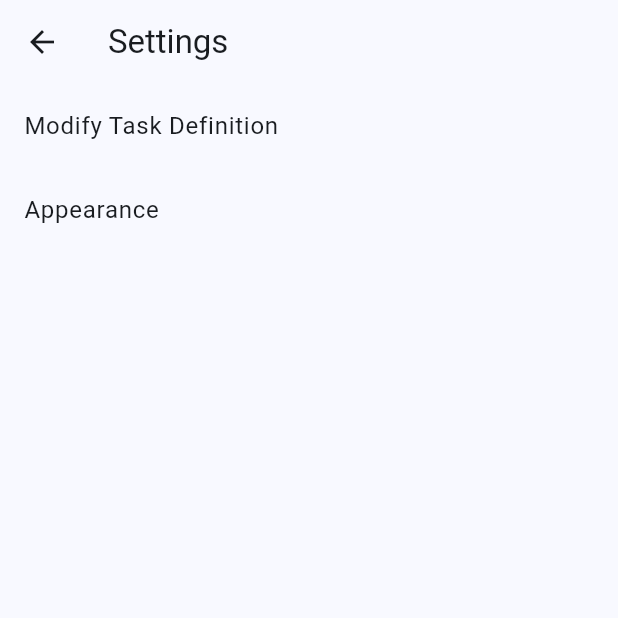
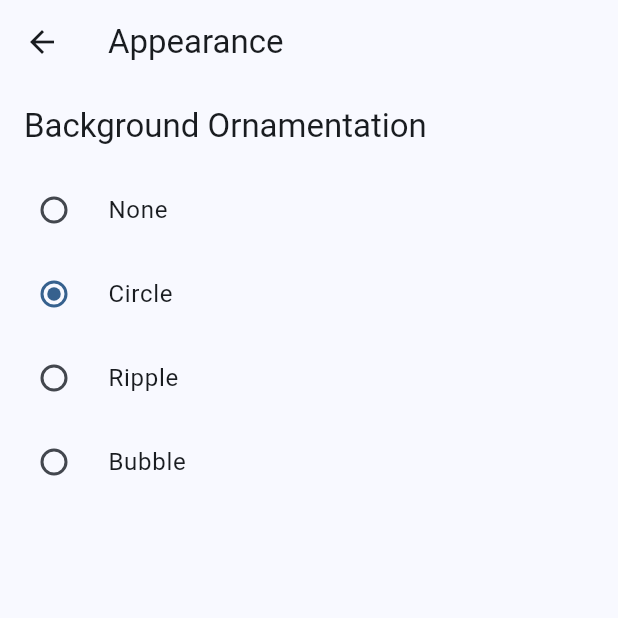
Before and after one commit to BigFlexLiu/attention, a Flutter app: the SettingsMenu screen opened directly, after a tap on "Appearance", on a phone screen of 412 x 824 dp, the top half of it. Run offline on Flutter 3.47's test engine with Material 2 defaults, Android fonts, the phone set to English and light mode, and no system bars; our stand-ins replace carousel_slider, flutter_local_notifications, freezed_annotation, shared_preferences, stop_watch_timer, table_calendar; missing offline and left inert: animated_tree_view; accounts and stored records are empty; statements that could not run were skipped.

Commit message:
Added background ornament setting and added painter types.

```diff
--- a/lib/main.dart
+++ b/lib/main.dart
@@ -130,7 +130,9 @@ class _MyHomePageState extends State<MyHomePage> {
           ],
         ),
         body: CustomPaint(
-          painter: CirclePainter(),
+          painter: CirclePainter(
+              painterTheme:
+                  Provider.of<SettingsProvider>(context).settings.painterTheme),
           child: Column(
               mainAxisAlignment: MainAxisAlignment.center,
               children: <Widget>[
--- a/lib/models/settings.dart
+++ b/lib/models/settings.dart
@@ -1,4 +1,5 @@
 import 'package:attention/models/task_definition.dart';
+import 'package:attention/theme/theme.dart';
 import 'package:freezed_annotation/freezed_annotation.dart';
 
 part 'settings.freezed.dart';
@@ -8,6 +9,7 @@ part 'settings.g.dart';
 abstract class Settings with _$Settings {
   const factory Settings({
     required TaskDefinition taskDefinition,
+    required PainterTheme painterTheme,
   }) = _Settings;
 
   factory Settings.fromJson(Map<String, dynamic> json) =>
--- a/lib/provider/settings_provider.dart
+++ b/lib/provider/settings_provider.dart
@@ -1,4 +1,5 @@
 import 'package:attention/io/settings_io.dart';
+import 'package:attention/theme/theme.dart';
 import 'package:flutter/material.dart';
 
 import '../models/settings.dart';
@@ -8,6 +9,11 @@ class SettingsProvider extends ChangeNotifier {
 
   Future<void> init() async {
     settings = await readSettings();
+  }
+
+  void setPainterTheme(PainterTheme theme) {
+    settings = settings.copyWith(painterTheme: theme);
+    saveChange();
   }
 
   void toggleDefineSteps() {
--- /dev/null
+++ b/lib/scenes/settings/appearance.dart
@@ -0,0 +1,49 @@
+import 'package:attention/theme/theme.dart';
+import 'package:flutter/material.dart';
+import 'package:provider/provider.dart';
+
+import '../../provider/settings_provider.dart';
+
+class Appearance extends StatefulWidget {
+  const Appearance({super.key});
+
+  @override
+  State<Appearance> createState() => _AppearanceState();
+}
+
+class _AppearanceState extends State<Appearance> {
+  @override
+  Widget build(BuildContext context) {
+    PainterTheme selectedValue =
+        Provider.of<SettingsProvider>(context).settings.painterTheme;
+
+    void handleRadioValueChange(PainterTheme? value) {
+      setState(() {
+        Provider.of<SettingsProvider>(context, listen: false)
+            .setPainterTheme(value ?? PainterTheme.none);
+      });
+    }
+
+    return Scaffold(
+      appBar: AppBar(
+        title: const Text("Appearance"),
+      ),
+      body: Column(
+        children: [
+          ListTile(
+            title: Text("Background Ornamentation",
+                style: Theme.of(context).textTheme.titleLarge),
+          ),
+          for (PainterTheme theme in PainterTheme.values)
+            RadioListTile<PainterTheme>(
+              title: Text(painterThemeName[theme]!),
+              value: theme,
+              groupValue: selectedValue,
+              onChanged: handleRadioValueChange,
+              toggleable: true,
+            ),
+        ],
+      ),
+    );
+  }
+}
--- a/lib/scenes/settings/settings_menu.dart
+++ b/lib/scenes/settings/settings_menu.dart
@@ -1,3 +1,4 @@
+import 'package:attention/scenes/settings/appearance.dart';
 import 'package:flutter/material.dart';
 
 import 'modify_task_definition.dart';
@@ -30,7 +31,11 @@ class _SettingsMenuState extends State<SettingsMenu> {
           ),
           ListTile(
             title: const Text("Appearance"),
-            onTap: () {},
+            onTap: () {
+              Navigator.of(context).push(MaterialPageRoute(
+                builder: (context) => const Appearance(),
+              ));
+            },
           ),
         ],
       ),
--- a/lib/theme/circle_painter.dart
+++ b/lib/theme/circle_painter.dart
@@ -1,36 +1,64 @@
 import 'dart:math';
+import 'package:attention/theme/theme.dart';
 import 'package:flutter/material.dart';
 
 class CirclePainter extends CustomPainter {
-  final int numberOfTriangles;
   final int numberOfCircles;
   final Random random = Random();
   bool built = false;
+  final Color backgroundColor;
   List<Circle> circles = [];
-  List<Triangle> triangles = [];
+  PainterTheme painterTheme;
 
-  CirclePainter({this.numberOfCircles = 15, this.numberOfTriangles = 0});
+  CirclePainter(
+      {this.numberOfCircles = 15,
+      this.backgroundColor = Colors.white,
+      this.painterTheme = PainterTheme.circle});
+
+  get painterFunction {
+    switch (painterTheme) {
+      case PainterTheme.circle:
+        return drawCircle;
+      case PainterTheme.ripple:
+        return drawRipple;
+      case PainterTheme.bubble:
+        return drawBubble;
+      default:
+        return drawCircle;
+    }
+  }
 
   @override
   void paint(Canvas canvas, Size size) {
+    if (painterTheme == PainterTheme.none) return;
     // Prevent the circles from changing on every repaint
     if (!built) {
       _generateCircles(size);
-      _generateTriangles(size);
       built = true;
     }
     for (Circle circle in circles) {
-      canvas.drawCircle(
-          circle.position, circle.radius, Paint()..color = circle.color);
+      painterFunction(canvas, circle);
     }
-    for (Triangle triangle in triangles) {
-      final paint = Paint()..color = triangle.color;
-      final path = Path()
-        ..moveTo(triangle.vertex1.dx, triangle.vertex1.dy)
-        ..lineTo(triangle.vertex2.dx, triangle.vertex2.dy)
-        ..lineTo(triangle.vertex3.dx, triangle.vertex3.dy)
-        ..close();
-      canvas.drawPath(path, paint);
+  }
+
+  void drawCircle(Canvas canvas, Circle circle) {
+    canvas.drawCircle(
+        circle.position, circle.radius, Paint()..color = circle.color);
+  }
+
+  void drawBubble(Canvas canvas, Circle circle) {
+    drawCircle(canvas, circle);
+    final cover = Circle.copyWith(circle,
+        radius: circle.radius * 0.97, color: backgroundColor);
+    drawCircle(canvas, cover);
+  }
+
+  void drawRipple(Canvas canvas, Circle circle) {
+    Circle newCircle = circle;
+    drawBubble(canvas, circle);
+    for (int i = 0; i < 10; i++) {
+      newCircle = Circle.copyWith(newCircle, radius: newCircle.radius * 0.7);
+      drawBubble(canvas, newCircle);
     }
   }
 
@@ -76,60 +104,6 @@ class CirclePainter extends CustomPainter {
     built = true;
   }
 
-  void _generateTriangles(Size size) {
-    double screenArea = size.width * size.height;
-    double minArea = screenArea / 32;
-    double maxArea = screenArea / 16;
-
-    for (int i = 0; i < numberOfTriangles; i++) {
-      final color = Color.fromRGBO(
-          random.nextInt(256), random.nextInt(256), random.nextInt(256), 1);
-
-      // Randomly choose a triangle model
-      bool isEquilateral = random.nextBool();
-
-      // Generate an area within the bounds
-      double targetArea = random.nextDouble() * (maxArea - minArea) + minArea;
-      double sideLength;
-
-      // Calculate the side length based on the target area and the model
-      if (isEquilateral) {
-        // Area of equilateral triangle: (sqrt(3)/4) * side^2
-        sideLength = sqrt(targetArea / (sqrt(3) / 4));
-      } else {
-        // Area of right isosceles triangle: (1/2) * side^2
-        sideLength = sqrt(targetArea * 2);
-      }
-
-      // Random initial position
-      Offset position = Offset(random.nextDouble() * (size.width - sideLength),
-          random.nextDouble() * (size.height - sideLength));
-
-      // Generate triangle based on the model and calculated side length
-      List<Offset> vertices;
-      if (isEquilateral) {
-        vertices = generateEquilateralTriangle(position, sideLength);
-      } else {
-        vertices = generateRightIsoscelesTriangle(position, sideLength);
-      }
-
-      triangles.add(Triangle(vertices[0], vertices[1], vertices[2], color));
-    }
-  }
-
-  List<Offset> generateEquilateralTriangle(Offset start, double size) {
-    Offset second = Offset(start.dx + size, start.dy);
-    double height = size * sqrt(3) / 2;
-    Offset third = Offset(start.dx + size / 2, start.dy - height);
-    return [start, second, third];
-  }
-
-  List<Offset> generateRightIsoscelesTriangle(Offset start, double size) {
-    Offset second = Offset(start.dx + size, start.dy);
-    Offset third = Offset(start.dx, start.dy + size);
-    return [start, second, third];
-  }
-
   @override
   bool shouldRepaint(covariant CustomPainter oldDelegate) {
     return true;
@@ -142,13 +116,15 @@ class Circle {
   final Color color;
 
   Circle(this.position, this.radius, this.color);
+
+  Circle.copyWith(Circle circle,
+      {Offset? position, double? radius, Color? color})
+      : position = position ?? circle.position,
+        radius = radius ?? circle.radius,
+        color = color ?? circle.color;
+
+  @override
+  String toString() {
+    return 'Circle(position: $position, radius: $radius, color: $color)';
+  }
 }
-
-class Triangle {
-  final Offset vertex1;
-  final Offset vertex2;
-  final Offset vertex3;
-  final Color color;
-
-  Triangle(this.vertex1, this.vertex2, this.vertex3, this.color);
-}
--- a/lib/theme/theme.dart
+++ b/lib/theme/theme.dart
@@ -1,4 +1,3 @@
-
 import 'package:flutter/material.dart';
 
 final taskComponentColors = {
@@ -16,3 +15,12 @@ final todoNoteTreeColorMapper = [
   Colors.cyan[100],
   Colors.green[100],
 ];
+
+enum PainterTheme { none, circle, ripple, bubble }
+
+final painterThemeName = {
+  PainterTheme.none: "None",
+  PainterTheme.circle: "Circle",
+  PainterTheme.ripple: "Ripple",
+  PainterTheme.bubble: "Bubble",
+};
```
Also changed, not shown: lib/io/settings_io.dart (+11 -15 lines), lib/scenes/create_task/create_task.dart (+6 -1 lines), lib/theme/triangle_painter.dart (added, +97 -0 lines), lib/models/settings.freezed.dart, lib/models/settings.g.dart.
